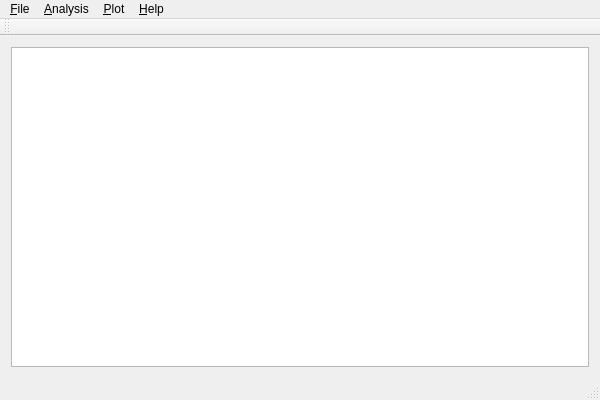
First picture: the form in trunk/src/ComplexNetsGui/forms/mainwindow.ui, repository CoNexDat/complexnets, before the edit.
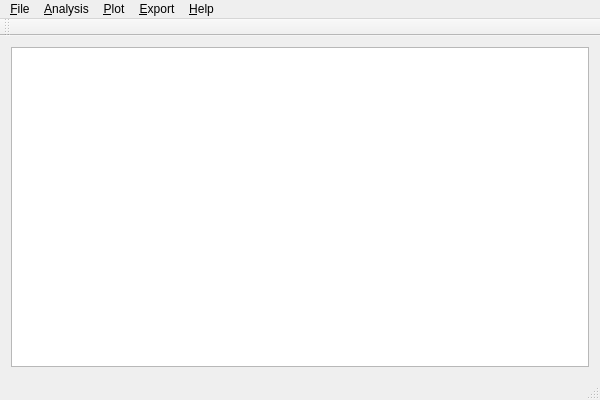
Second picture: the form after the edit.

What changed in the file:
```diff
--- a/trunk/src/ComplexNetsGui/forms/mainwindow.ui
+++ b/trunk/src/ComplexNetsGui/forms/mainwindow.ui
@@ -64,9 +64,20 @@
     </property>
     <addaction name="actionAbout"/>
    </widget>
+   <widget class="QMenu" name="menu_Export">
+    <property name="title">
+     <string>&amp;Export</string>
+    </property>
+    <addaction name="actionExportBetweenness_vs_Degree"/>
+    <addaction name="actionExportDegree_distribution"/>
+    <addaction name="actionExportClustering_Coefficient_vs_Degree"/>
+    <addaction name="actionExportNearest_Neighbors_Degree_vs_Degree"/>
+    <addaction name="actionExportShell_Index_vs_Degree"/>
+   </widget>
    <addaction name="menuFile"/>
    <addaction name="menuNode"/>
    <addaction name="menuPlot"/>
+   <addaction name="menu_Export"/>
    <addaction name="menuHelp"/>
   </widget>
   <widget class="QToolBar" name="mainToolBar">
```
Left out of the diff: 25 changed lines with no effect on the pictures.
